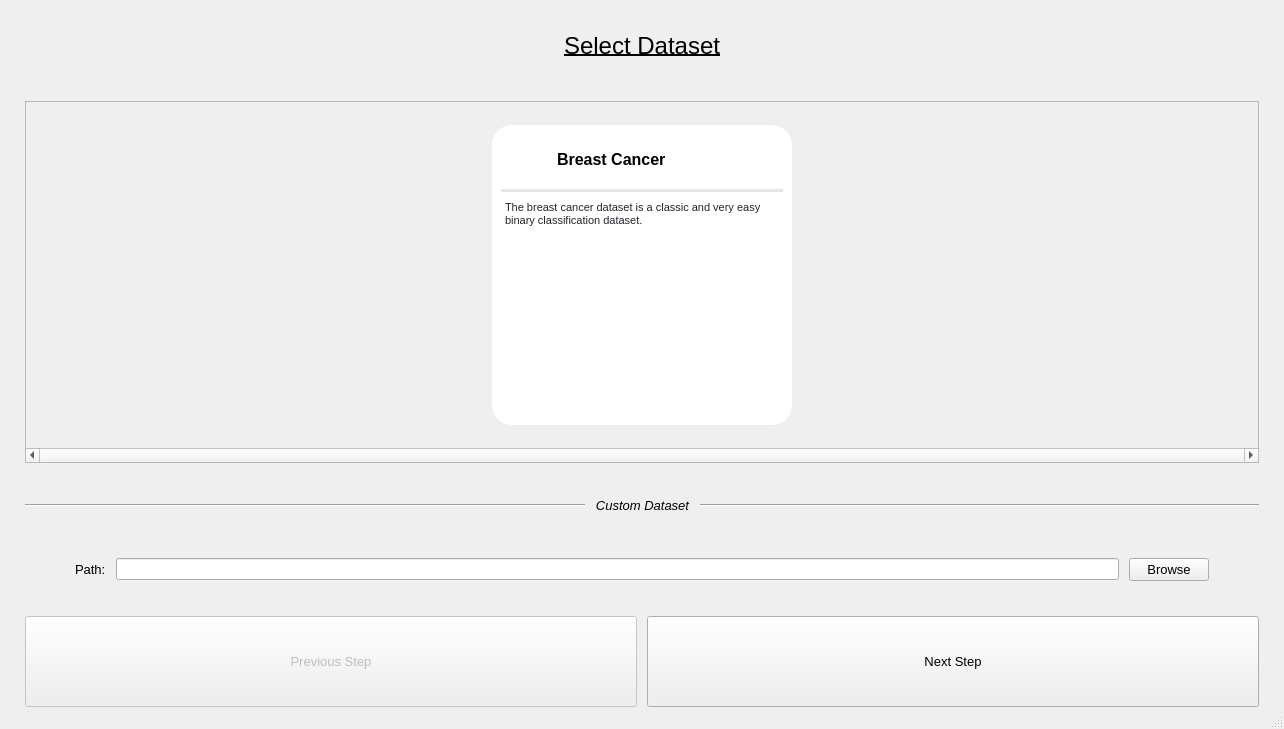
Before: the Qt Designer form UI/Ui/dataset.ui in MarkMolenmakerHU/INNO_xAITool, drawn with Qt 5.
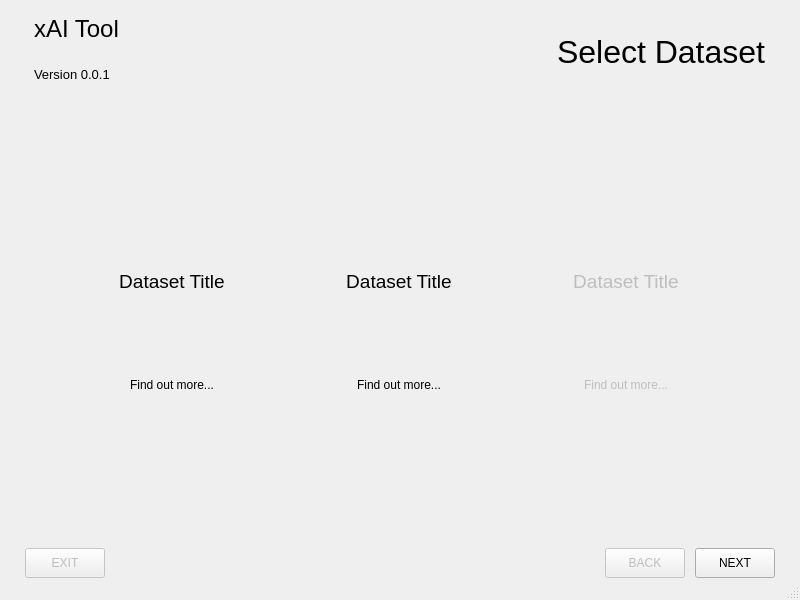
After: the same form once the commit is applied. Icons and pictures are not drawn.

Commit message: redesigned dataset window

Diff of the .ui file:
```diff
--- a/UI/Ui/dataset.ui
+++ b/UI/Ui/dataset.ui
@@ -6,13 +6,39 @@
    <rect>
     <x>0</x>
     <y>0</y>
-    <width>1284</width>
-    <height>729</height>
+    <width>800</width>
+    <height>600</height>
    </rect>
   </property>
+  <property name="maximumSize">
+   <size>
+    <width>800</width>
+    <height>600</height>
+   </size>
+  </property>
   <property name="windowTitle">
    <string>MainWindow</string>
   </property>
+  <property name="styleSheet">
+   <string notr="true">QWidget[border=true] {
+	border: 3px solid black;
+	border-radius: 5px;
+}
+
+QPushButton[href-text=true] {
+	color: blue;
+}
+QPushButton[href-text=true]:hover {
+	color: red;
+}
+
+QWidget[selected=true] {
+	background-color: #88ff88;
+}
+QWidget[selected=false] {
+	background-color: #bbbbbb;
+}</string>
+  </property>
   <widget class="QWidget" name="centralwidget">
    <property name="minimumSize">
     <size>
@@ -20,7 +46,7 @@
      <height>0</height>
     </size>
    </property>
-   <layout class="QGridLayout" name="gridLayout" rowstretch="1,4,0,2,2,1">
+   <layout class="QGridLayout" name="gridLayout" rowstretch="0,0,0,0">
     <property name="leftMargin">
      <number>25</number>
     </property>
@@ -36,346 +62,415 @@
     <property name="spacing">
      <number>10</number>
     </property>
+    <item row="1" column="0" rowspan="2">
+     <widget class="QWidget" name="horizontalWidget_3" native="true">
+      <property name="minimumSize">
+       <size>
+        <width>750</width>
+        <height>425</height>
+       </size>
+      </property>
+      <property name="maximumSize">
+       <size>
+        <width>750</width>
+        <height>500</height>
+       </size>
+      </property>
+      <property name="styleSheet">
+       <string notr="true"/>
+      </property>
+      <property name="border" stdset="0">
+       <bool>false</bool>
+      </property>
+      <layout class="QGridLayout" name="gridLayout_2">
+       <property name="leftMargin">
+        <number>0</number>
+       </property>
+       <property name="topMargin">
+        <number>0</number>
+       </property>
+       <property name="rightMargin">
+        <number>0</number>
+       </property>
+       <property name="bottomMargin">
+        <number>0</number>
+       </property>
+       <property name="spacing">
+        <number>0</number>
+       </property>
+       <item row="1" column="0">
+        <widget class="QWidget" name="widget_datasetA" native="true">
+         <property name="maximumSize">
+          <size>
+           <width>160</width>
+           <height>160</height>
+          </size>
+         </property>
+         <property name="border" stdset="0">
+          <bool>true</bool>
+         </property>
+         <property name="dataset" stdset="0">
+          <string>breast-cancer</string>
+         </property>
+         <layout class="QVBoxLayout" name="verticalLayout_4">
+          <item>
+           <widget class="QLabel" name="label_8">
+            <property name="font">
+             <font>
+              <pointsize>14</pointsize>
+             </font>
+            </property>
+            <property name="text">
+             <string>Dataset Title</string>
+            </property>
+            <property name="alignment">
+             <set>Qt::AlignCenter</set>
+            </property>
+           </widget>
+          </item>
+          <item alignment="Qt::AlignHCenter">
+           <widget class="QLabel" name="label_9">
+            <property name="enabled">
+             <bool>true</bool>
+            </property>
+            <property name="maximumSize">
+             <size>
+              <width>100</width>
+              <height>100</height>
+             </size>
+            </property>
+            <property name="layoutDirection">
+             <enum>Qt::LeftToRight</enum>
+            </property>
+            <property name="pixmap">
+             <pixmap>../Images/breast-cancer_logo.png</pixmap>
+            </property>
+            <property name="scaledContents">
+             <bool>true</bool>
+            </property>
+            <property name="alignment">
+             <set>Qt::AlignCenter</set>
+            </property>
+            <property name="wordWrap">
+             <bool>false</bool>
+            </property>
+           </widget>
+          </item>
+          <item>
+           <widget class="QPushButton" name="pushButton_datasetA_href">
+            <property name="text">
+             <string>Find out more...</string>
+            </property>
+            <property name="flat">
+             <bool>true</bool>
+            </property>
+            <property name="href-text" stdset="0">
+             <bool>true</bool>
+            </property>
+           </widget>
+          </item>
+         </layout>
+        </widget>
+       </item>
+       <item row="1" column="1">
+        <widget class="QWidget" name="widget_datasetB" native="true">
+         <property name="enabled">
+          <bool>true</bool>
+         </property>
+         <property name="maximumSize">
+          <size>
+           <width>160</width>
+           <height>160</height>
+          </size>
+         </property>
+         <property name="border" stdset="0">
+          <bool>true</bool>
+         </property>
+         <property name="dataset" stdset="0">
+          <string>breast-cancer</string>
+         </property>
+         <layout class="QVBoxLayout" name="verticalLayout">
+          <item>
+           <widget class="QLabel" name="label_4">
+            <property name="font">
+             <font>
+              <pointsize>14</pointsize>
+             </font>
+            </property>
+            <property name="text">
+             <string>Dataset Title</string>
+            </property>
+            <property name="alignment">
+             <set>Qt::AlignCenter</set>
+            </property>
+           </widget>
+          </item>
+          <item alignment="Qt::AlignHCenter">
+           <widget class="QLabel" name="label_5">
+            <property name="enabled">
+             <bool>true</bool>
+            </property>
+            <property name="maximumSize">
+             <size>
+              <width>100</width>
+              <height>100</height>
+             </size>
+            </property>
+            <property name="layoutDirection">
+             <enum>Qt::LeftToRight</enum>
+            </property>
+            <property name="pixmap">
+             <pixmap>../Images/breast-cancer_logo.png</pixmap>
+            </property>
+            <property name="scaledContents">
+             <bool>true</bool>
+            </property>
+            <property name="alignment">
+             <set>Qt::AlignCenter</set>
+            </property>
+            <property name="wordWrap">
+             <bool>false</bool>
+            </property>
+           </widget>
+          </item>
+          <item>
+           <widget class="QPushButton" name="pushButton_datasetB_href">
+            <property name="text">
+             <string>Find out more...</string>
+            </property>
+            <property name="flat">
+             <bool>true</bool>
+            </property>
+            <property name="href-text" stdset="0">
+             <bool>true</bool>
+            </property>
+           </widget>
+          </item>
+         </layout>
+        </widget>
+       </item>
+       <item row="1" column="2">
+        <widget class="QWidget" name="widget_datasetC" native="true">
+         <property name="enabled">
+          <bool>false</bool>
+         </property>
+         <property name="maximumSize">
+          <size>
+           <width>160</width>
+           <height>160</height>
+          </size>
+         </property>
+         <property name="border" stdset="0">
+          <bool>true</bool>
+         </property>
+         <property name="dataset" stdset="0">
+          <string>breast-cancer</string>
+         </property>
+         <layout class="QVBoxLayout" name="verticalLayout_3">
+          <item>
+           <widget class="QLabel" name="label_6">
+            <property name="font">
+             <font>
+              <pointsize>14</pointsize>
+             </font>
+            </property>
+            <property name="text">
+             <string>Dataset Title</string>
+            </property>
+            <property name="alignment">
+             <set>Qt::AlignCenter</set>
+            </property>
+           </widget>
+          </item>
+          <item alignment="Qt::AlignHCenter">
+           <widget class="QLabel" name="label_7">
+            <property name="enabled">
+             <bool>false</bool>
+            </property>
+            <property name="maximumSize">
+             <size>
+              <width>100</width>
+              <height>100</height>
+             </size>
+            </property>
+            <property name="layoutDirection">
+             <enum>Qt::LeftToRight</enum>
+            </property>
+            <property name="pixmap">
+             <pixmap>../Images/breast-cancer_logo.png</pixmap>
+            </property>
+            <property name="scaledContents">
+             <bool>true</bool>
+            </property>
+            <property name="alignment">
+             <set>Qt::AlignCenter</set>
+            </property>
+            <property name="wordWrap">
+             <bool>false</bool>
+            </property>
+           </widget>
+          </item>
+          <item>
+           <widget class="QPushButton" name="pushButton_datasetC_href">
+            <property name="text">
+             <string>Find out more...</string>
+            </property>
+            <property name="flat">
+             <bool>true</bool>
+            </property>
+            <property name="href-text" stdset="0">
+             <bool>true</bool>
+            </property>
+           </widget>
+          </item>
+         </layout>
+        </widget>
+       </item>
+      </layout>
+     </widget>
+    </item>
     <item row="0" column="0">
-     <widget class="QLabel" name="label">
-      <property name="font">
-       <font>
-        <pointsize>18</pointsize>
-        <underline>true</underline>
-       </font>
-      </property>
-      <property name="text">
-       <string>Select Dataset</string>
-      </property>
-      <property name="alignment">
-       <set>Qt::AlignCenter</set>
-      </property>
-     </widget>
-    </item>
-    <item row="4" column="0">
-     <layout class="QHBoxLayout" name="horizontalLayout" stretch="0,0,0">
-      <property name="leftMargin">
-       <number>50</number>
-      </property>
-      <property name="topMargin">
-       <number>25</number>
-      </property>
-      <property name="rightMargin">
-       <number>50</number>
-      </property>
-      <property name="bottomMargin">
-       <number>25</number>
-      </property>
-      <item>
-       <widget class="QLabel" name="label_3">
-        <property name="font">
-         <font>
-          <pointsize>10</pointsize>
-         </font>
-        </property>
-        <property name="text">
-         <string>Path:</string>
-        </property>
-       </widget>
-      </item>
-      <item>
-       <widget class="QLineEdit" name="pathLine">
-        <property name="sizePolicy">
-         <sizepolicy hsizetype="Expanding" vsizetype="Fixed">
-          <horstretch>0</horstretch>
-          <verstretch>0</verstretch>
-         </sizepolicy>
-        </property>
-       </widget>
-      </item>
-      <item>
-       <widget class="QPushButton" name="browseButton">
-        <property name="font">
-         <font>
-          <pointsize>10</pointsize>
-         </font>
-        </property>
-        <property name="text">
-         <string>Browse</string>
-        </property>
-       </widget>
-      </item>
-     </layout>
-    </item>
-    <item row="5" column="0">
-     <layout class="QHBoxLayout" name="horizontalLayout_2">
-      <property name="bottomMargin">
-       <number>0</number>
-      </property>
-      <item>
-       <widget class="QPushButton" name="prevButton">
-        <property name="enabled">
-         <bool>false</bool>
-        </property>
-        <property name="sizePolicy">
-         <sizepolicy hsizetype="Expanding" vsizetype="Expanding">
-          <horstretch>0</horstretch>
-          <verstretch>0</verstretch>
-         </sizepolicy>
-        </property>
-        <property name="font">
-         <font>
-          <pointsize>10</pointsize>
-         </font>
-        </property>
-        <property name="text">
-         <string>Previous Step</string>
-        </property>
-       </widget>
-      </item>
-      <item>
-       <widget class="QPushButton" name="nextButton">
-        <property name="sizePolicy">
-         <sizepolicy hsizetype="Expanding" vsizetype="Expanding">
-          <horstretch>0</horstretch>
-          <verstretch>0</verstretch>
-         </sizepolicy>
-        </property>
-        <property name="font">
-         <font>
-          <pointsize>10</pointsize>
-         </font>
-        </property>
-        <property name="text">
-         <string>Next Step</string>
-        </property>
-       </widget>
-      </item>
-     </layout>
-    </item>
-    <item row="3" column="0">
-     <layout class="QHBoxLayout" name="horizontalLayout_3" stretch="0,0,0">
-      <property name="topMargin">
-       <number>25</number>
-      </property>
-      <property name="bottomMargin">
-       <number>10</number>
-      </property>
-      <item>
-       <widget class="Line" name="line_2">
-        <property name="orientation">
-         <enum>Qt::Horizontal</enum>
-        </property>
-       </widget>
-      </item>
-      <item>
-       <widget class="QLabel" name="label_2">
-        <property name="sizePolicy">
-         <sizepolicy hsizetype="Fixed" vsizetype="Preferred">
-          <horstretch>0</horstretch>
-          <verstretch>0</verstretch>
-         </sizepolicy>
-        </property>
-        <property name="font">
-         <font>
-          <pointsize>10</pointsize>
-          <italic>true</italic>
-         </font>
-        </property>
-        <property name="text">
-         <string>Custom Dataset</string>
-        </property>
-        <property name="alignment">
-         <set>Qt::AlignCenter</set>
-        </property>
-       </widget>
-      </item>
-      <item>
-       <widget class="Line" name="line">
-        <property name="orientation">
-         <enum>Qt::Horizontal</enum>
-        </property>
-       </widget>
-      </item>
-     </layout>
-    </item>
-    <item row="1" column="0">
-     <widget class="QScrollArea" name="scrollArea">
+     <widget class="QWidget" name="horizontalWidget_2" native="true">
       <property name="minimumSize">
        <size>
         <width>0</width>
-        <height>325</height>
+        <height>75</height>
        </size>
       </property>
-      <property name="verticalScrollBarPolicy">
-       <enum>Qt::ScrollBarAlwaysOff</enum>
-      </property>
-      <property name="horizontalScrollBarPolicy">
-       <enum>Qt::ScrollBarAlwaysOn</enum>
-      </property>
-      <property name="widgetResizable">
-       <bool>true</bool>
-      </property>
-      <widget class="QWidget" name="scrollAreaWidgetContents">
-       <property name="geometry">
-        <rect>
-         <x>0</x>
-         <y>0</y>
-         <width>1232</width>
-         <height>320</height>
-        </rect>
-       </property>
-       <layout class="QHBoxLayout" name="horizontalLayout_5">
-        <property name="spacing">
-         <number>10</number>
-        </property>
-        <property name="leftMargin">
-         <number>10</number>
-        </property>
-        <property name="topMargin">
-         <number>10</number>
-        </property>
-        <property name="rightMargin">
-         <number>10</number>
-        </property>
-        <property name="bottomMargin">
-         <number>10</number>
-        </property>
-        <item>
-         <widget class="QWidget" name="breastCancerWidget" native="true">
-          <property name="sizePolicy">
-           <sizepolicy hsizetype="Maximum" vsizetype="Maximum">
-            <horstretch>0</horstretch>
-            <verstretch>0</verstretch>
-           </sizepolicy>
-          </property>
-          <property name="minimumSize">
-           <size>
-            <width>300</width>
-            <height>300</height>
-           </size>
-          </property>
-          <property name="autoFillBackground">
-           <bool>false</bool>
-          </property>
-          <property name="styleSheet">
-           <string notr="true">background: rgb(255, 255, 255);
-border-radius: 20px;</string>
-          </property>
-          <layout class="QGridLayout" name="gridLayout_2" rowstretch="1,0,0" columnstretch="0,0">
-           <property name="verticalSpacing">
-            <number>5</number>
+      <layout class="QHBoxLayout" name="horizontalLayout_2">
+       <item>
+        <layout class="QVBoxLayout" name="verticalLayout_2">
+         <item>
+          <widget class="QLabel" name="label">
+           <property name="font">
+            <font>
+             <pointsize>18</pointsize>
+            </font>
            </property>
-           <item row="0" column="0">
-            <widget class="QLabel" name="label_4">
-             <property name="sizePolicy">
-              <sizepolicy hsizetype="Fixed" vsizetype="Fixed">
-               <horstretch>0</horstretch>
-               <verstretch>0</verstretch>
-              </sizepolicy>
-             </property>
-             <property name="minimumSize">
-              <size>
-               <width>0</width>
-               <height>0</height>
-              </size>
-             </property>
-             <property name="maximumSize">
-              <size>
-               <width>50</width>
-               <height>50</height>
-              </size>
-             </property>
-             <property name="text">
-              <string/>
-             </property>
-             <property name="pixmap">
-              <pixmap>../Images/breast-cancer.png</pixmap>
-             </property>
-             <property name="scaledContents">
-              <bool>true</bool>
-             </property>
-             <property name="alignment">
-              <set>Qt::AlignCenter</set>
-             </property>
-            </widget>
-           </item>
-           <item row="1" column="0" colspan="2">
-            <widget class="Line" name="line_3">
-             <property name="sizePolicy">
-              <sizepolicy hsizetype="Expanding" vsizetype="Minimum">
-               <horstretch>0</horstretch>
-               <verstretch>0</verstretch>
-              </sizepolicy>
-             </property>
-             <property name="minimumSize">
-              <size>
-               <width>0</width>
-               <height>1</height>
-              </size>
-             </property>
-             <property name="font">
-              <font>
-               <weight>50</weight>
-               <bold>false</bold>
-              </font>
-             </property>
-             <property name="styleSheet">
-              <string notr="true">background: rgba(0, 0, 0, 0.1);</string>
-             </property>
-             <property name="lineWidth">
-              <number>1</number>
-             </property>
-             <property name="midLineWidth">
-              <number>1</number>
-             </property>
-             <property name="orientation">
-              <enum>Qt::Horizontal</enum>
-             </property>
-            </widget>
-           </item>
-           <item row="0" column="1">
-            <widget class="QLabel" name="label_5">
-             <property name="font">
-              <font>
-               <pointsize>12</pointsize>
-               <weight>75</weight>
-               <bold>true</bold>
-              </font>
-             </property>
-             <property name="text">
-              <string>Breast Cancer</string>
-             </property>
-             <property name="alignment">
-              <set>Qt::AlignLeading|Qt::AlignLeft|Qt::AlignVCenter</set>
-             </property>
-            </widget>
-           </item>
-           <item row="2" column="0" colspan="2">
-            <widget class="QTextBrowser" name="textBrowser">
-             <property name="sizePolicy">
-              <sizepolicy hsizetype="Expanding" vsizetype="Expanding">
-               <horstretch>2</horstretch>
-               <verstretch>0</verstretch>
-              </sizepolicy>
-             </property>
-             <property name="verticalScrollBarPolicy">
-              <enum>Qt::ScrollBarAsNeeded</enum>
-             </property>
-             <property name="horizontalScrollBarPolicy">
-              <enum>Qt::ScrollBarAlwaysOff</enum>
-             </property>
-             <property name="html">
-              <string>&lt;!DOCTYPE HTML PUBLIC &quot;-//W3C//DTD HTML 4.0//EN&quot; &quot;http://www.w3.org/TR/REC-html40/strict.dtd&quot;&gt;
-&lt;html&gt;&lt;head&gt;&lt;meta name=&quot;qrichtext&quot; content=&quot;1&quot; /&gt;&lt;style type=&quot;text/css&quot;&gt;
-p, li { white-space: pre-wrap; }
-&lt;/style&gt;&lt;/head&gt;&lt;body style=&quot; font-family:'MS Shell Dlg 2'; font-size:7.8pt; font-weight:400; font-style:normal;&quot;&gt;
-&lt;p style=&quot; margin-top:0px; margin-bottom:0px; margin-left:0px; margin-right:0px; -qt-block-indent:0; text-indent:0px;&quot;&gt;&lt;span style=&quot; font-family:'-apple-system','BlinkMacSystemFont','Segoe UI','Roboto','Helvetica Neue','Arial','Noto Sans','sans-serif','Apple Color Emoji','Segoe UI Emoji','Segoe UI Symbol','Noto Color Emoji'; font-size:8pt; color:#212529; background-color:#ffffff;&quot;&gt;The breast cancer dataset is a classic and very easy binary classification dataset.&lt;/span&gt;&lt;/p&gt;&lt;/body&gt;&lt;/html&gt;</string>
-             </property>
-            </widget>
-           </item>
-          </layout>
-         </widget>
-        </item>
-       </layout>
-      </widget>
+           <property name="text">
+            <string>xAI Tool</string>
+           </property>
+          </widget>
+         </item>
+         <item>
+          <widget class="QLabel" name="label_2">
+           <property name="font">
+            <font>
+             <pointsize>10</pointsize>
+            </font>
+           </property>
+           <property name="text">
+            <string>Version 0.0.1</string>
+           </property>
+          </widget>
+         </item>
+        </layout>
+       </item>
+       <item>
+        <spacer name="horizontalSpacer_2">
+         <property name="orientation">
+          <enum>Qt::Horizontal</enum>
+         </property>
+         <property name="sizeHint" stdset="0">
+          <size>
+           <width>40</width>
+           <height>20</height>
+          </size>
+         </property>
+        </spacer>
+       </item>
+       <item>
+        <widget class="QLabel" name="label_3">
+         <property name="font">
+          <font>
+           <pointsize>24</pointsize>
+          </font>
+         </property>
+         <property name="text">
+          <string>Select Dataset</string>
+         </property>
+        </widget>
+       </item>
+      </layout>
      </widget>
     </item>
+    <item row="3" column="0">
+     <layout class="QHBoxLayout" name="horizontalLayout">
+      <property name="sizeConstraint">
+       <enum>QLayout::SetMaximumSize</enum>
+      </property>
+      <item>
+       <widget class="QPushButton" name="pushButton_exit">
+        <property name="enabled">
+         <bool>false</bool>
+        </property>
+        <property name="maximumSize">
+         <size>
+          <width>100</width>
+          <height>30</height>
+         </size>
+        </property>
+        <property name="text">
+         <string>EXIT</string>
+        </property>
+        <property name="default">
+         <bool>false</bool>
+        </property>
+       </widget>
+      </item>
+      <item>
+       <spacer name="horizontalSpacer">
+        <property name="orientation">
+         <enum>Qt::Horizontal</enum>
+        </property>
+        <property name="sizeHint" stdset="0">
+         <size>
+          <width>40</width>
+          <height>20</height>
+         </size>
+        </property>
+       </spacer>
+      </item>
+      <item>
+       <widget class="QPushButton" name="pushButton_back">
+        <property name="enabled">
+         <bool>false</bool>
+        </property>
+        <property name="maximumSize">
+         <size>
+          <width>100</width>
+          <height>30</height>
+         </size>
+        </property>
+        <property name="text">
+         <string>BACK</string>
+        </property>
+       </widget>
+      </item>
+      <item>
+       <widget class="QPushButton" name="pushButton_next">
+        <property name="maximumSize">
+         <size>
+          <width>100</width>
+          <height>30</height>
+         </size>
+        </property>
+        <property name="text">
+         <string>NEXT</string>
+        </property>
+        <property name="checkable">
+         <bool>false</bool>
+        </property>
+        <property name="autoDefault">
+         <bool>false</bool>
+        </property>
+        <property name="flat">
+         <bool>false</bool>
+        </property>
+       </widget>
+      </item>
+     </layout>
+    </item>
    </layout>
   </widget>
   <widget class="QMenuBar" name="menubar">
```
Left out of the diff: 6 changed lines with no effect on the pictures. The commit also changes 1 other file.
